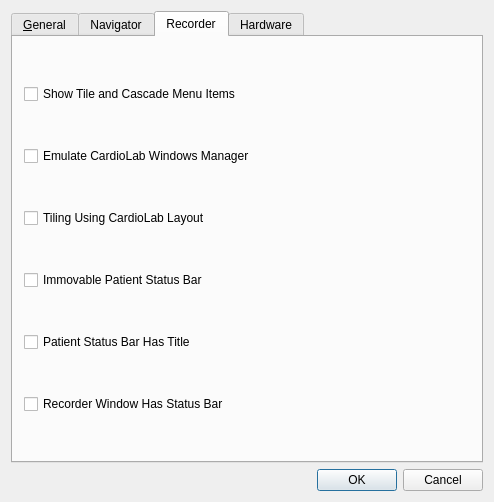
Before: the Qt Designer form src/libs/gui/ui/simulatorsettingsdialog.ui in mannd/epsimulator, drawn with Qt 5.
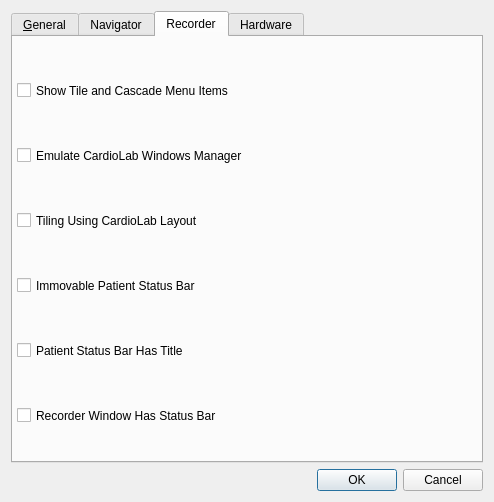
After: the same form once the commit is applied. The open tabs and pages were chosen to show the change.

Patch:
```diff
--- a/src/libs/gui/ui/simulatorsettingsdialog.ui
+++ b/src/libs/gui/ui/simulatorsettingsdialog.ui
@@ -229,50 +229,84 @@
       <attribute name="title">
        <string>Recorder</string>
       </attribute>
-      <layout class="QGridLayout" name="gridLayout">
-       <item row="0" column="0">
         <widget class="QCheckBox" name="showTileCascadeCheckBox">
+       <property name="geometry">
+        <rect>
+         <x>4</x>
+         <y>42</y>
+         <width>235</width>
+         <height>23</height>
+        </rect>
+       </property>
          <property name="text">
           <string>Show Tile and Cascade Menu Items</string>
          </property>
         </widget>
-       </item>
-       <item row="1" column="0">
         <widget class="QCheckBox" name="emulateWindowsManagerCheckBox">
+       <property name="geometry">
+        <rect>
+         <x>4</x>
+         <y>107</y>
+         <width>248</width>
+         <height>23</height>
+        </rect>
+       </property>
          <property name="text">
           <string>Emulate CardioLab Windows Manager</string>
          </property>
         </widget>
-       </item>
-       <item row="2" column="0">
         <widget class="QCheckBox" name="emulatePruckaTilingCheckBox">
+       <property name="geometry">
+        <rect>
+         <x>4</x>
+         <y>172</y>
+         <width>199</width>
+         <height>23</height>
+        </rect>
+       </property>
          <property name="text">
           <string>Tiling Using CardioLab Layout</string>
          </property>
         </widget>
-       </item>
-       <item row="3" column="0">
         <widget class="QCheckBox" name="immovablePatientStatusBarCheckBox">
+       <property name="geometry">
+        <rect>
+         <x>4</x>
+         <y>237</y>
+         <width>199</width>
+         <height>23</height>
+        </rect>
+       </property>
          <property name="text">
           <string>Immovable Patient Status Bar</string>
          </property>
         </widget>
-       </item>
-       <item row="4" column="0">
         <widget class="QCheckBox" name="patientStatusBarHasTitleCheckBox">
+       <property name="geometry">
+        <rect>
+         <x>4</x>
+         <y>302</y>
+         <width>189</width>
+         <height>23</height>
+        </rect>
+       </property>
          <property name="text">
           <string>Patient Status Bar Has Title</string>
          </property>
         </widget>
-       </item>
-       <item row="5" column="0">
         <widget class="QCheckBox" name="recorderHasStatusBarCheckBox">
+       <property name="geometry">
+        <rect>
+         <x>4</x>
+         <y>367</y>
+         <width>222</width>
+         <height>23</height>
+        </rect>
+       </property>
          <property name="text">
           <string>Recorder Window Has Status Bar</string>
          </property>
         </widget>
-       </item>
-      </layout>
      </widget>
      <widget class="QWidget" name="tabHardware">
       <attribute name="title">
```
Left out of the diff: 2 changed lines with no effect on the pictures. Lines whose indentation alone changed are shown as unchanged.
